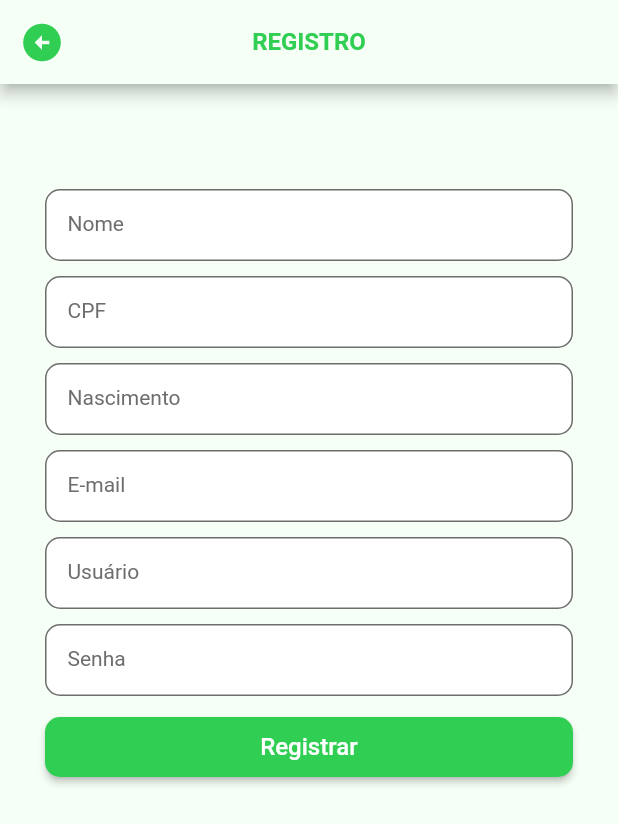
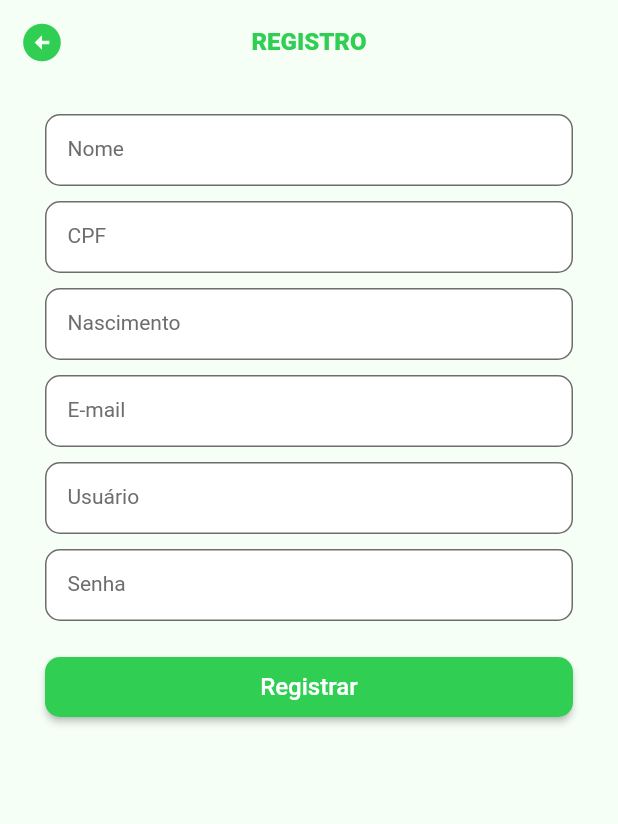
Before and after one commit to menezesho/petshop, a Flutter app: the RegisterPage screen opened directly, on a phone screen of 412 x 824 dp. Shown: the top 824 px of the screen. Run offline on Flutter 3.47's test engine with Material 2 defaults, Android fonts, the phone set to English and light mode, and no system bars; missing offline and left inert: mysql1; Roboto replaces fonts that are missing (Poppins).

```diff
--- a/lib/main.dart
+++ b/lib/main.dart
@@ -2,7 +2,7 @@ import 'package:flutter/material.dart';
 import 'package:petshop/src/pages/login_page.dart';
 import 'package:petshop/src/ui/theme.dart';
 
-void main() {
+void main() async {
   runApp(const MyApp());
 }
 
@@ -14,7 +14,7 @@ class MyApp extends StatelessWidget {
   Widget build(BuildContext context) {
     return MaterialApp(
       theme: PetShopTheme.themeData,
-      home: const LoginPage(),
+      home: LoginPage(),
     );
   }
 }
--- /dev/null
+++ b/lib/src/database/database_configuration.dart
@@ -0,0 +1,5 @@
+abstract class DBConfiguration{
+  Future<dynamic> createConnection();
+
+  Future<dynamic> get connection;
+}
--- a/lib/src/pages/register-page.dart
+++ b/lib/src/pages/register-page.dart
@@ -13,6 +13,7 @@ class _RegisterPageState extends State<RegisterPage> {
   Widget build(BuildContext context) {
     return Scaffold(
       appBar: AppBar(
+        shadowColor: Colors.transparent,
         leading: IconButton(
           icon: const Icon(Icons.arrow_circle_left,
               color: ColorsConstants.strongGreen),
@@ -28,13 +29,13 @@ class _RegisterPageState extends State<RegisterPage> {
           style: const TextStyle(
             color: ColorsConstants.strongGreen,
             fontSize: 16,
-            fontWeight: FontWeight.bold,
+            fontWeight: FontWeight.w900,
           ),
         ),
       ),
       backgroundColor: ColorsConstants.lightGreen,
       body: Padding(
-        padding: const EdgeInsets.all(30.0),
+        padding: const EdgeInsets.symmetric(horizontal: 30.0),
         child: CustomScrollView(
           slivers: [
             SliverFillRemaining(
@@ -46,7 +47,7 @@ class _RegisterPageState extends State<RegisterPage> {
                     mainAxisAlignment: MainAxisAlignment.start,
                     children: [
                       const SizedBox(
-                        height: 40,
+                        height: 20,
                       ),
                       TextFormField(
                         decoration: const InputDecoration(
@@ -110,7 +111,7 @@ class _RegisterPageState extends State<RegisterPage> {
                         style: Theme.of(context).textTheme.labelMedium,
                       ),
                       const SizedBox(
-                        height: 10,
+                        height: 20,
                       ),
                       ElevatedButton(
                         style: ElevatedButton.styleFrom(
--- a/lib/src/ui/theme.dart
+++ b/lib/src/ui/theme.dart
@@ -33,6 +33,11 @@ sealed class PetShopTheme {
         fontSize: 14,
         fontWeight: FontWeight.w300,
       ),
+      errorStyle: const TextStyle(
+        color: ColorsConstants.red,
+        fontSize: 14,
+        fontWeight: FontWeight.w300,
+      ),
       border: _defaultInputBorder,
       enabledBorder: _defaultInputBorder,
       focusedBorder: _defaultInputBorder,
--- a/pubspec.yaml
+++ b/pubspec.yaml
@@ -35,6 +35,7 @@ dependencies:
   # The following adds the Cupertino Icons font to your application.
   # Use with the CupertinoIcons class for iOS style icons.
   cupertino_icons: ^1.0.2
+  mysql1: ^0.20.0
 
 dev_dependencies:
   flutter_test:
```
Also changed, not shown: lib/src/database/mysql_configuration.dart (added, +27 -0 lines), lib/src/pages/home_page.dart (added, +14 -0 lines), lib/src/pages/login_page.dart (+76 -15 lines), pubspec.lock.
